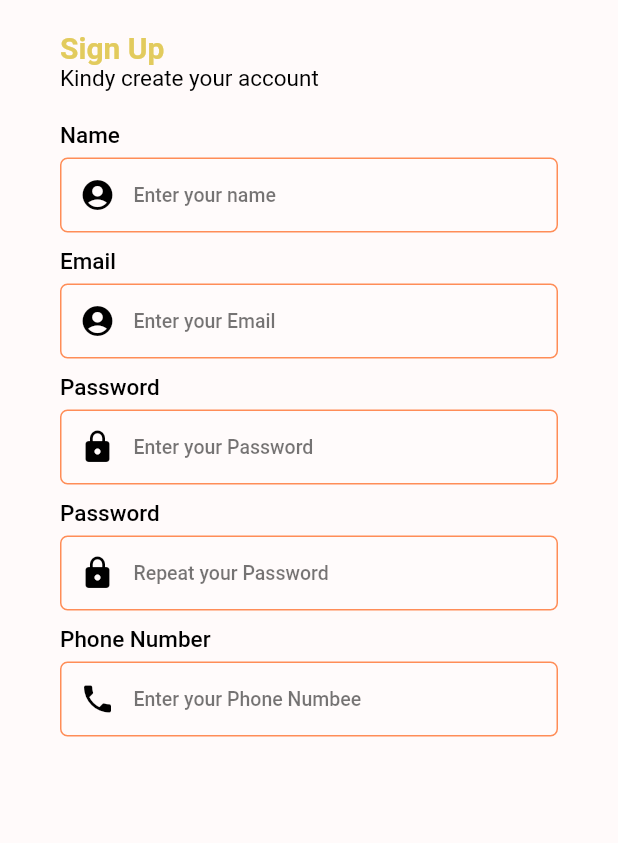
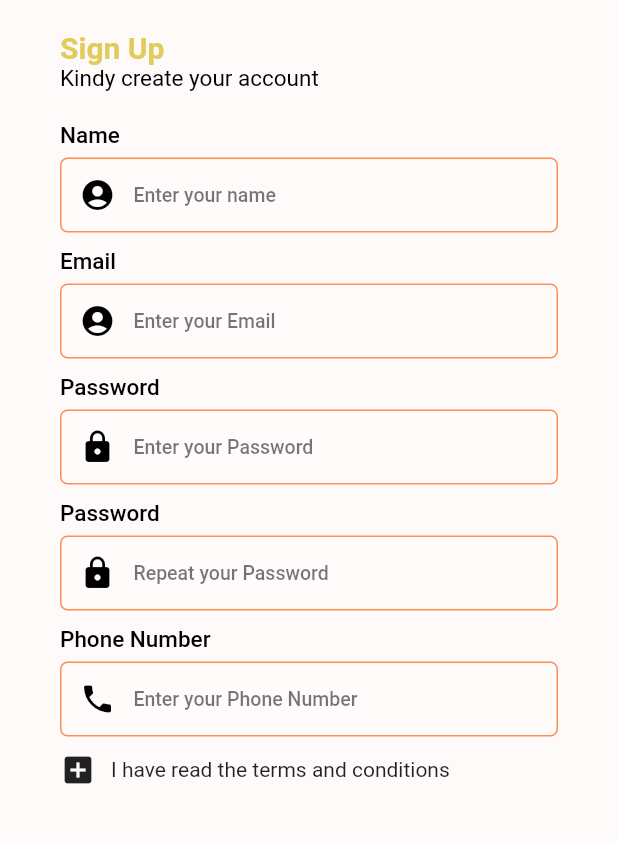
Before and after one commit to Tosin8/yummy_mobile, a Flutter app: the screen it shows after launch, on a phone screen of 412 x 824 dp, the part 153-996 px from its top. Run offline on Flutter 3.47's test engine with Material 2 defaults, Android fonts, the phone set to English and light mode, and no system bars; our stand-ins replace font_awesome_flutter, lottie; missing offline and left inert: animator.

Commit message:
Update with T & C

```diff
--- a/lib/screens/form/sign_up/sign_up.dart
+++ b/lib/screens/form/sign_up/sign_up.dart
@@ -55,6 +55,14 @@ class _SignUpState extends State<SignUp> {
                     RepeatPasswordLabel,
                     const SizedBox(height: 10),
                     PhoneLabel,
+                    const SizedBox(height: 10),
+                    const Row(
+                      children: [
+                        Icon(Icons.add_box),
+                        SizedBox(width: 10),
+                        Text('I have read the terms and conditions')
+                      ],
+                    )
                   ],
                 ),
               ],
--- a/lib/screens/form/sign_up/widgets.dart
+++ b/lib/screens/form/sign_up/widgets.dart
@@ -157,7 +157,7 @@ var PhoneLabel =
             border: InputBorder.none,
             contentPadding: EdgeInsets.only(top: 14.0),
             prefixIcon: Icon(Icons.phone, color: Colors.black),
-            hintText: 'Enter your Phone Numbee',
+            hintText: 'Enter your Phone Number',
             hintStyle: kFormLabelTextStyle),
       ))
 ]);
```
